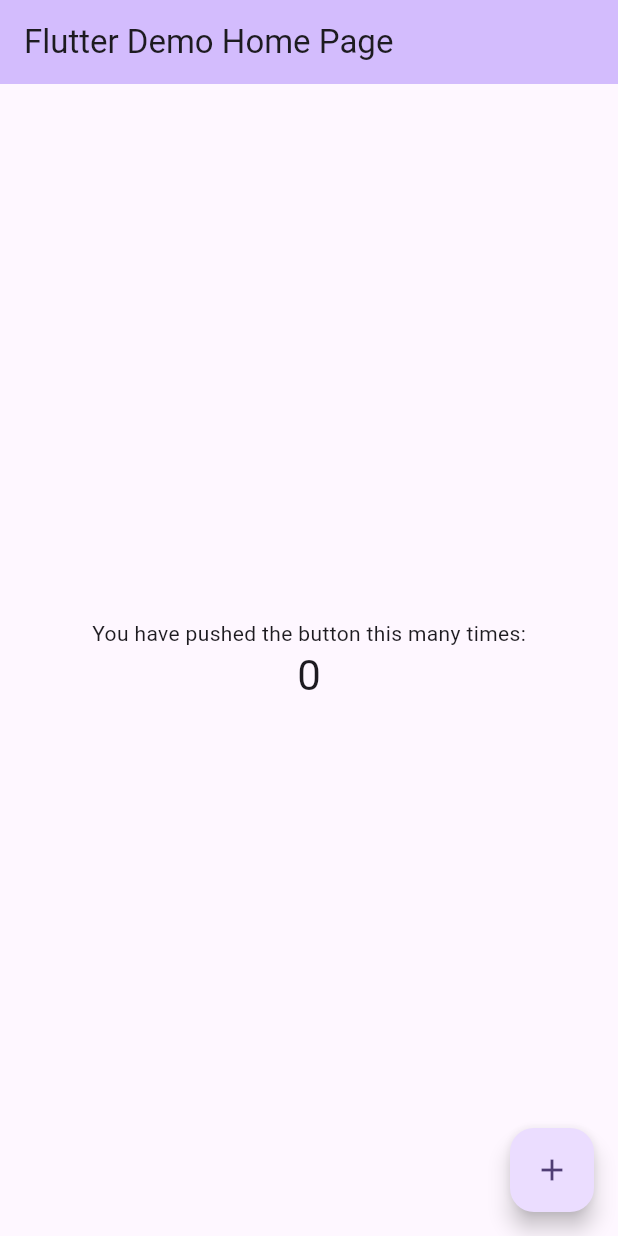
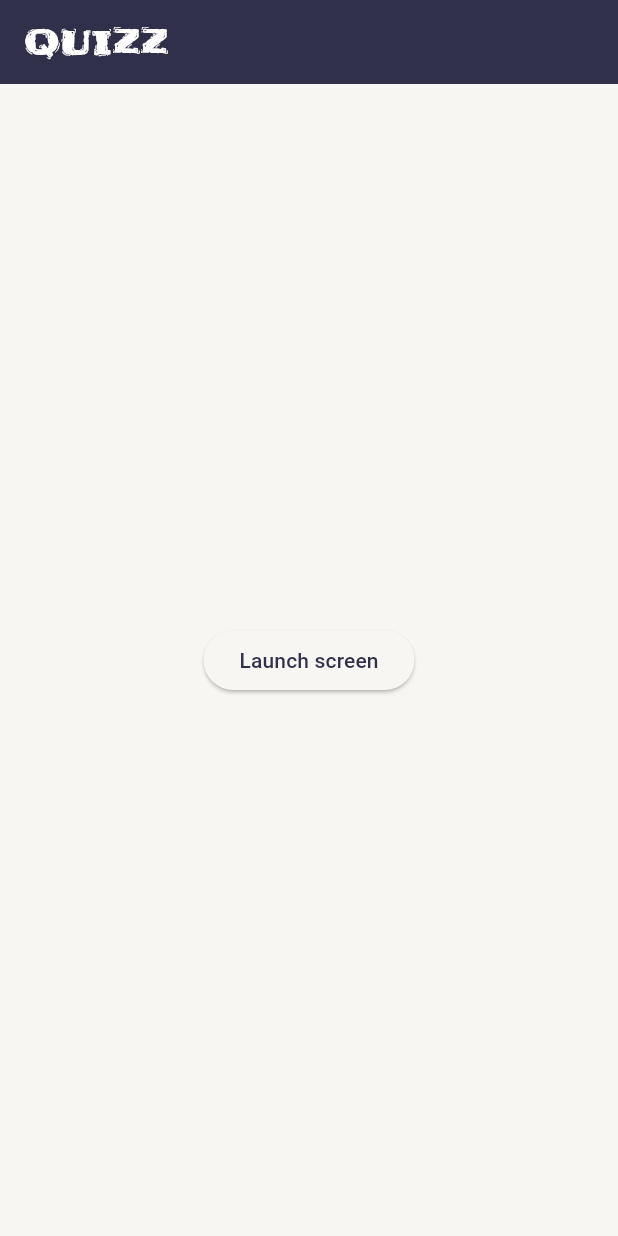
Before and after one commit to cenk-idris/quizz_app, a Flutter app: the screen it shows after launch, on a phone screen of 412 x 824 dp. Run offline on Flutter 3.47's test engine with Material 3 defaults, Android fonts, the phone set to English and light mode, and no system bars.

Commit message:
Add custom fonts, add appBarTheme, add textTheme

```diff
--- a/lib/main.dart
+++ b/lib/main.dart
@@ -1,125 +1,46 @@
 import 'package:flutter/material.dart';
+import 'utils/constants.dart';
+import 'ui/screens/home_screen.dart';
 
 void main() {
-  runApp(const MyApp());
+  runApp(const QuizApp());
 }
 
-class MyApp extends StatelessWidget {
-  const MyApp({super.key});
-
-  // This widget is the root of your application.
+class QuizApp extends StatelessWidget {
+  const QuizApp({super.key});
   @override
   Widget build(BuildContext context) {
     return MaterialApp(
-      title: 'Flutter Demo',
+      title: 'Quiz App Demo',
+      initialRoute: '/',
+      routes: {'/': (context) => HomeScreen()},
       theme: ThemeData(
-        // This is the theme of your application.
-        //
-        // TRY THIS: Try running your application with "flutter run". You'll see
-        // the application has a purple toolbar. Then, without quitting the app,
-        // try changing the seedColor in the colorScheme below to Colors.green
-        // and then invoke "hot reload" (save your changes or press the "hot
-        // reload" button in a Flutter-supported IDE, or press "r" if you used
-        // the command line to start the app).
-        //
-        // Notice that the counter didn't reset back to zero; the application
-        // state is not lost during the reload. To reset the state, use hot
-        // restart instead.
-        //
-        // This works for code too, not just values: Most code changes can be
-        // tested with just a hot reload.
-        colorScheme: ColorScheme.fromSeed(seedColor: Colors.deepPurple),
-        useMaterial3: true,
+        // Generate a color scheme from a seed color
+        colorScheme: const ColorScheme(
+          brightness: Brightness.light,
+          primary: kBaseDarkPurple,
+          onPrimary: kBaseSecondary,
+          secondary: kBaseSecondary,
+          onSecondary: kBaseDarkPurple,
+          error: Colors.red,
+          onError: Colors.white,
+          background: kBaseDarkPurple,
+          onBackground: kBaseDarkPurple,
+          surface: kDefaultCardColor,
+          onSurface: kBaseDarkPurple,
+        ),
+        appBarTheme: const AppBarTheme(
+          backgroundColor: kBaseDarkPurple,
+          foregroundColor: kBaseSecondary,
+          elevation: 0.0,
+          titleTextStyle: TextStyle(
+            fontFamily: 'Frijole',
+            fontSize: 22.0,
+          ),
+        ),
+        textTheme: const TextTheme(
+            displayMedium: TextStyle(fontFamily: 'Frijole', fontSize: 22.0)),
       ),
-      home: const MyHomePage(title: 'Flutter Demo Home Page'),
     );
   }
 }
-
-class MyHomePage extends StatefulWidget {
-  const MyHomePage({super.key, required this.title});
-
-  // This widget is the home page of your application. It is stateful, meaning
-  // that it has a State object (defined below) that contains fields that affect
-  // how it looks.
-
-  // This class is the configuration for the state. It holds the values (in this
-  // case the title) provided by the parent (in this case the App widget) and
-  // used by the build method of the State. Fields in a Widget subclass are
-  // always marked "final".
-
-  final String title;
-
-  @override
-  State<MyHomePage> createState() => _MyHomePageState();
-}
-
-class _MyHomePageState extends State<MyHomePage> {
-  int _counter = 0;
-
-  void _incrementCounter() {
-    setState(() {
-      // This call to setState tells the Flutter framework that something has
-      // changed in this State, which causes it to rerun the build method below
-      // so that the display can reflect the updated values. If we changed
-      // _counter without calling setState(), then the build method would not be
-      // called again, and so nothing would appear to happen.
-      _counter++;
-    });
-  }
-
-  @override
-  Widget build(BuildContext context) {
-    // This method is rerun every time setState is called, for instance as done
-    // by the _incrementCounter method above.
-    //
-    // The Flutter framework has been optimized to make rerunning build methods
-    // fast, so that you can just rebuild anything that needs updating rather
-    // than having to individually change instances of widgets.
-    return Scaffold(
-      appBar: AppBar(
-        // TRY THIS: Try changing the color here to a specific color (to
-        // Colors.amber, perhaps?) and trigger a hot reload to see the AppBar
-        // change color while the other colors stay the same.
-        backgroundColor: Theme.of(context).colorScheme.inversePrimary,
-        // Here we take the value from the MyHomePage object that was created by
-        // the App.build method, and use it to set our appbar title.
-        title: Text(widget.title),
-      ),
-      body: Center(
-        // Center is a layout widget. It takes a single child and positions it
-        // in the middle of the parent.
-        child: Column(
-          // Column is also a layout widget. It takes a list of children and
-          // arranges them vertically. By default, it sizes itself to fit its
-          // children horizontally, and tries to be as tall as its parent.
-          //
-          // Column has various properties to control how it sizes itself and
-          // how it positions its children. Here we use mainAxisAlignment to
-          // center the children vertically; the main axis here is the vertical
-          // axis because Columns are vertical (the cross axis would be
-          // horizontal).
-          //
-          // TRY THIS: Invoke "debug painting" (choose the "Toggle Debug Paint"
-          // action in the IDE, or press "p" in the console), to see the
-          // wireframe for each widget.
-          mainAxisAlignment: MainAxisAlignment.center,
-          children: <Widget>[
-            const Text(
-              'You have pushed the button this many times:',
-            ),
-            Text(
-              '$_counter',
-              style: Theme.of(context).textTheme.headlineMedium,
-            ),
-          ],
-        ),
-      ),
-      floatingActionButton: FloatingActionButton(
-        onPressed: _incrementCounter,
-        tooltip: 'Increment',
-        child: const Icon(Icons.add),
-      ), // This trailing comma makes auto-formatting nicer for build methods.
-    );
-  }
-}
--- /dev/null
+++ b/lib/ui/screens/home_screen.dart
@@ -0,0 +1,23 @@
+import 'package:flutter/cupertino.dart';
+import 'package:flutter/material.dart';
+
+class HomeScreen extends StatelessWidget {
+  @override
+  Widget build(BuildContext context) {
+    return Scaffold(
+      appBar: AppBar(
+        title: Text('QUIZZ'),
+      ),
+      body: Container(
+        child: Center(
+          child: ElevatedButton(
+            onPressed: () {
+              // Navigate to the second screen when tapped.
+            },
+            child: const Text('Launch screen'),
+          ),
+        ),
+      ),
+    );
+  }
+}
--- a/lib/utils/constants.dart
+++ b/lib/utils/constants.dart
@@ -0,0 +1,5 @@
+import 'package:flutter/material.dart';
+
+const kBaseDarkPurple = Color(0xFF31304B);
+const kBaseSecondary = Color(0xFFE7E0D3);
+const kDefaultCardColor = Color(0xFFF8F6F2);
```
Also changed, not shown: pubspec.yaml (+7 -12 lines), fonts/Bangers-Regular.ttf (added), fonts/Frijole-Regular.ttf (added), 1 other file.
